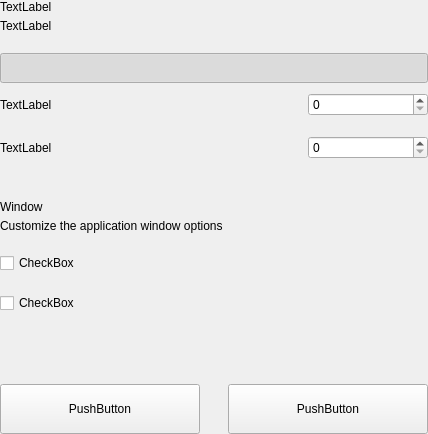
This is src/qt/vitae/settings/forms/settingsmainoptionswidget.ui in VitaeTeam/Vitae as Qt 5 draws it before an edit. The edited form follows.
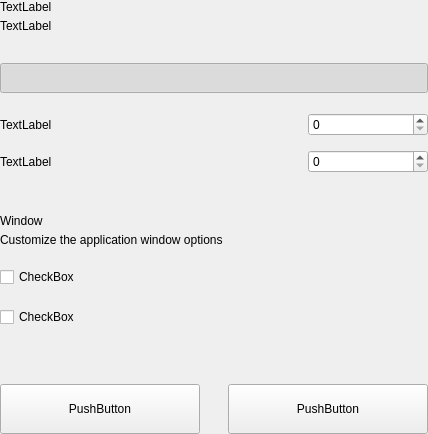
This is the edited form.

Commit message: Layout settings main changed, texto style added

What changed in the file:
```diff
--- a/src/qt/vitae/settings/forms/settingsmainoptionswidget.ui
+++ b/src/qt/vitae/settings/forms/settingsmainoptionswidget.ui
@@ -91,7 +91,7 @@
           <property name="sizeHint" stdset="0">
            <size>
             <width>20</width>
-            <height>20</height>
+            <height>30</height>
            </size>
           </property>
          </spacer>
@@ -136,7 +136,7 @@
           <property name="sizeHint" stdset="0">
            <size>
             <width>20</width>
-            <height>10</height>
+            <height>20</height>
            </size>
           </property>
          </spacer>
@@ -186,7 +186,7 @@
           <property name="sizeHint" stdset="0">
            <size>
             <width>20</width>
-            <height>20</height>
+            <height>14</height>
            </size>
           </property>
          </spacer>
```
The commit also changes 7 other files.
